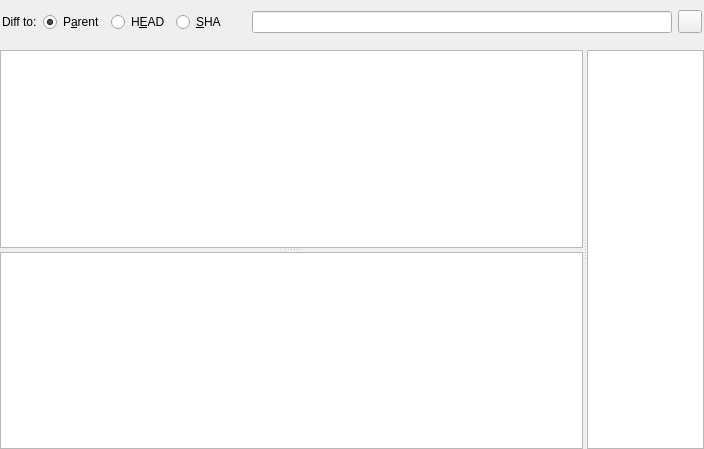
The window that src/patchview.ui (tibirna/qgit) describes before a commit, drawn with Qt 5.
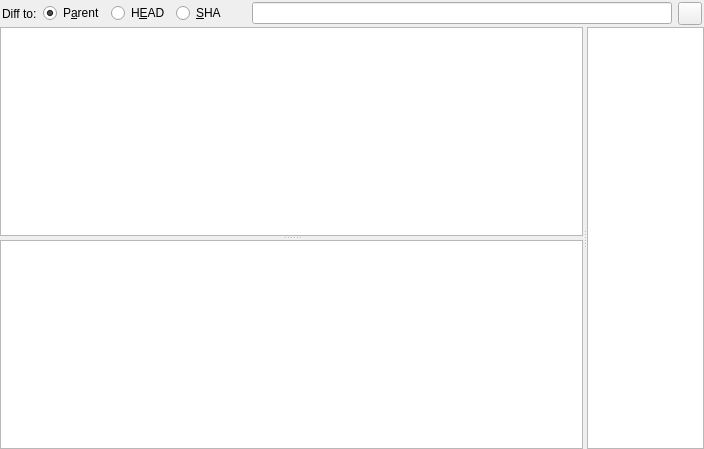
The same window after the commit. Custom widgets are drawn as their Qt base class.

Commit message: remove empty space below "diff to" header in patch view

What changed in the file:
```diff
--- a/src/patchview.ui
+++ b/src/patchview.ui
@@ -31,7 +31,7 @@
    <item>
     <layout class="QVBoxLayout" >
      <property name="spacing" >
-      <number>6</number>
+      <number>0</number>
      </property>
      <property name="leftMargin" >
       <number>0</number>
@@ -131,7 +131,7 @@
          <property name="sizeHint" >
           <size>
            <width>20</width>
-           <height>40</height>
+           <height>0</height>
           </size>
          </property>
         </spacer>
```
